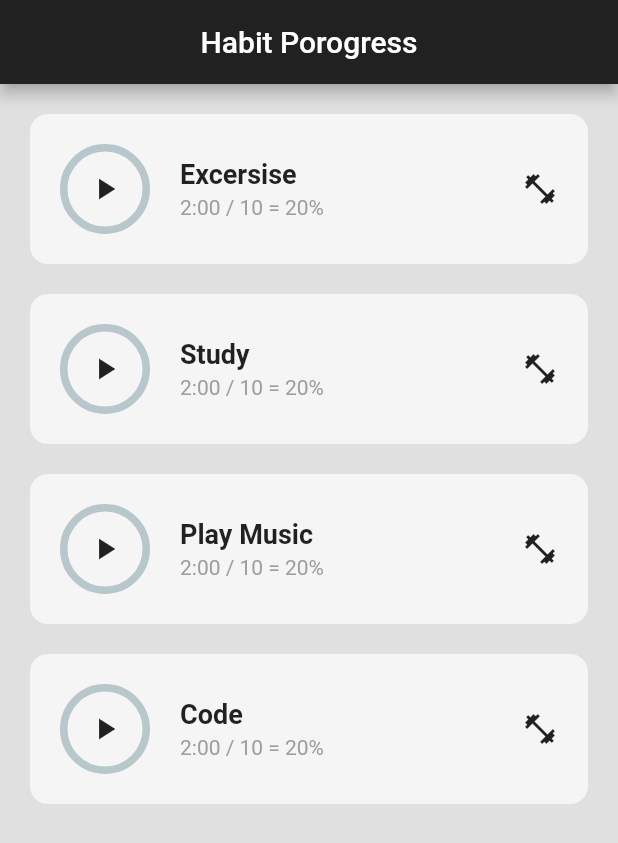
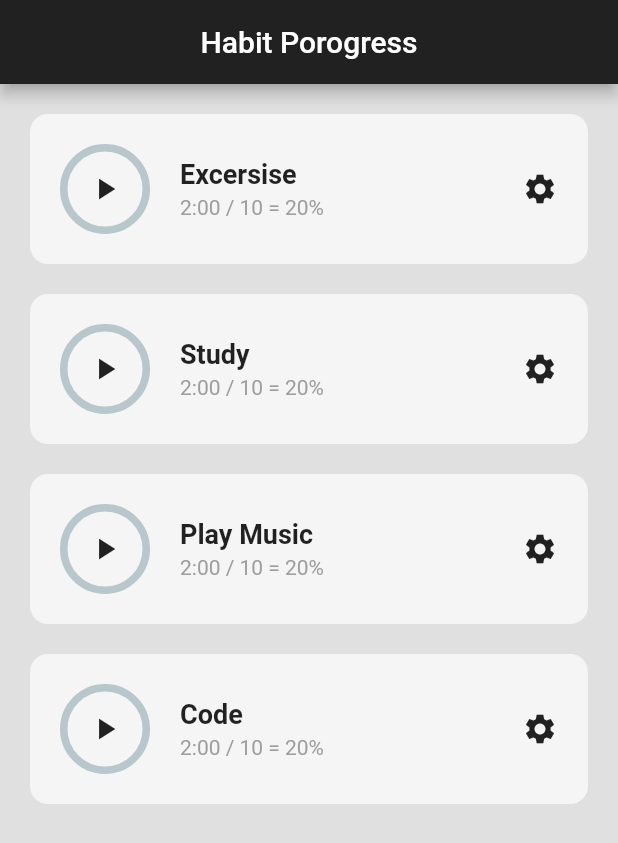
Before and after one commit to Tulio-Rangel/habit_tracker, a Flutter app: the screen it shows after launch, on a phone screen of 412 x 824 dp. Shown: the top 843 px of the screen. Run offline on Flutter 3.47's test engine with Material 2 defaults, Android fonts, the phone set to English and light mode, and no system bars; drawn by our look-alikes of percent_indicator.

Commit message:
change fitness icon to settings icon

```diff
--- a/lib/utils/habit_tile.dart
+++ b/lib/utils/habit_tile.dart
@@ -61,7 +61,7 @@ class HabitTile extends StatelessWidget {
                 ),
               ],
             ),
-            const Icon(Icons.fitness_center)
+            const Icon(Icons.settings)
           ],
         ),
       ),
```
